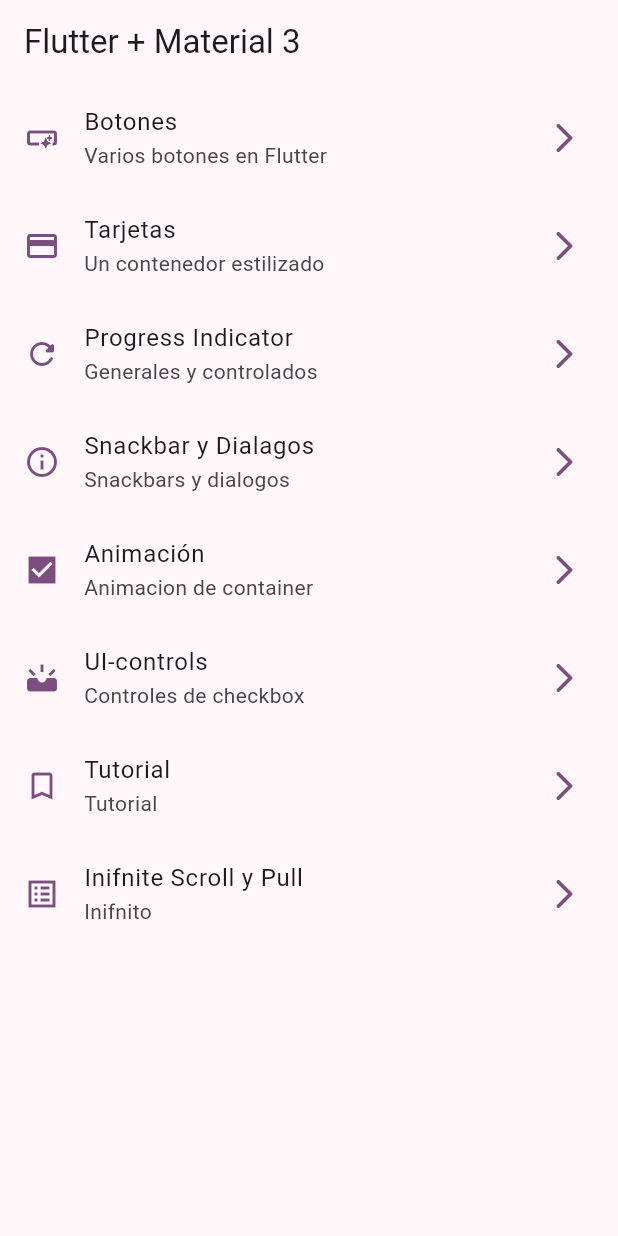
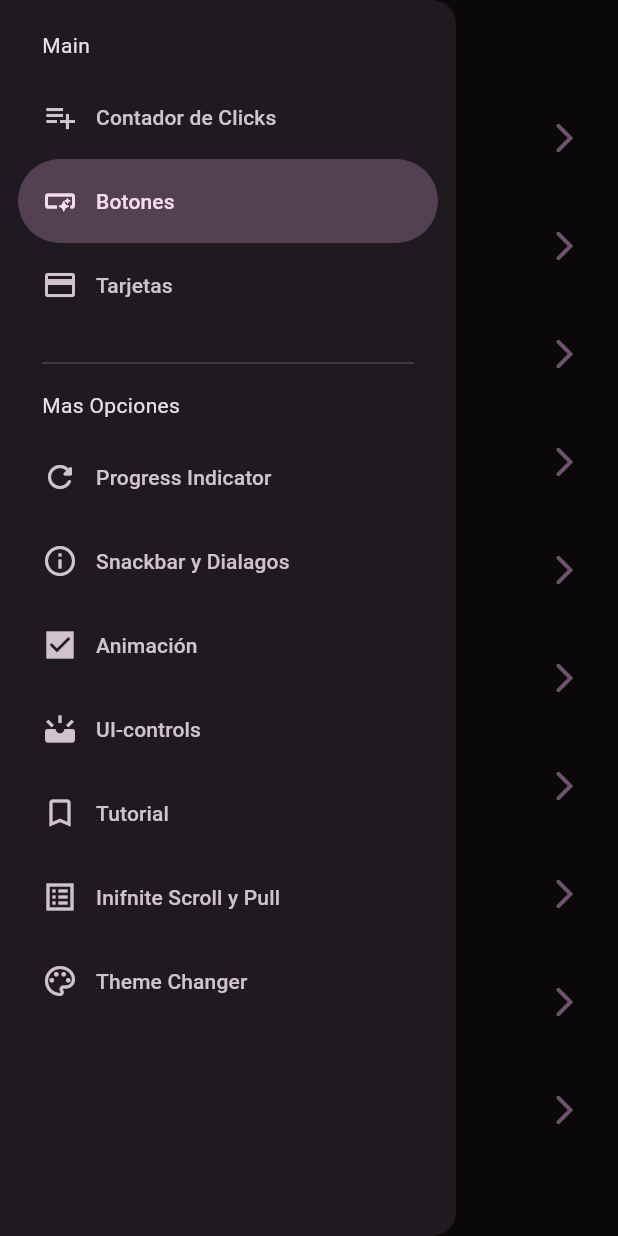
Before and after one commit to darioarellanocardenas/widgetsapp, a Flutter app: the screen it shows after launch, with the side drawer open (before the commit the screen has no drawer), on a phone screen of 412 x 824 dp. Run offline on Flutter 3.47's test engine with Material 2 defaults, Android fonts, the phone set to English and light mode, and no system bars; our stand-ins replace animate_do, flutter_riverpod, go_router.

Commit message:
antes de state notifier

```diff
--- a/lib/config/menu/menu_items.dart
+++ b/lib/config/menu/menu_items.dart
@@ -14,6 +14,11 @@ class MenuItem {
 }
 
 const appMenuItems = <MenuItem>[
+  MenuItem(
+      title: 'Contador de Clicks',
+      subTitle: 'Contador',
+      link: '/counter',
+      icon: Icons.playlist_add),
   MenuItem(
       title: 'Botones',
       subTitle: 'Varios botones en Flutter',
@@ -54,4 +59,9 @@ const appMenuItems = <MenuItem>[
       subTitle: 'Inifnito',
       link: '/infinite',
       icon: Icons.list_alt_sharp),
+  MenuItem(
+      title: 'Theme Changer',
+      subTitle: 'Selecciona el tema',
+      link: '/theme-changer',
+      icon: Icons.color_lens_outlined),
 ];
--- a/lib/config/router/app_router.dart
+++ b/lib/config/router/app_router.dart
@@ -50,5 +50,15 @@ final appRouter = GoRouter(
       name: InfiniteScrollScreen.name,
       builder: (context, state) => InfiniteScrollScreen(),
     ),
+    GoRoute(
+      path: '/counter',
+      name: CounterScreen.name,
+      builder: (context, state) => CounterScreen(),
+    ),
+    GoRoute(
+      path: '/theme-changer',
+      name: ThemeChangerScreen.name,
+      builder: (context, state) => ThemeChangerScreen(),
+    ),
   ],
 );
--- a/lib/config/theme/app_theme.dart
+++ b/lib/config/theme/app_theme.dart
@@ -5,19 +5,27 @@ const colorList = <Color>[
   Colors.blue,
   Colors.orange,
   Colors.pink,
-  Colors.teal
+  Colors.teal,
+  Colors.deepOrange,
+  Colors.red,
+  Colors.pinkAccent,
+  Colors.indigo,
+  Colors.lime,
+  Colors.yellow
 ];
 
 class AppTheme {
   final int selectedColor;
+  final bool isDarkMode;
 
-  AppTheme({this.selectedColor = 0})
+  AppTheme({this.selectedColor = 0, this.isDarkMode = false})
       : assert(selectedColor >= 0, 'Selected color must be greater than 0'),
         assert(selectedColor < colorList.length,
             'Selected color must be less o equal than ${colorList.length}');
 
   ThemeData getTheme() => ThemeData(
       useMaterial3: true,
+      brightness: isDarkMode ? Brightness.dark : Brightness.light,
       colorSchemeSeed: colorList[selectedColor],
       appBarTheme: AppBarTheme(
         centerTitle: false,
--- a/lib/main.dart
+++ b/lib/main.dart
@@ -1,21 +1,26 @@
 import 'package:flutter/material.dart';
+import 'package:flutter_riverpod/flutter_riverpod.dart';
 import 'package:widgetsapp/config/router/app_router.dart';
 import 'package:widgetsapp/config/theme/app_theme.dart';
+import 'package:widgetsapp/presentation/providers/theme_provider.dart';
 
 void main() {
-  runApp(const MainApp());
+  runApp(const ProviderScope(child: MainApp()));
 }
 
-class MainApp extends StatelessWidget {
+class MainApp extends ConsumerWidget {
   const MainApp({super.key});
 
   @override
-  Widget build(BuildContext context) {
+  Widget build(BuildContext context, WidgetRef ref) {
+    final bool isDarkMode = ref.watch(isDarkProvider);
+    final int colorSelected = ref.watch(selectedColorProvider);
     return MaterialApp.router(
       title: 'Flutter Widgets',
       routerConfig: appRouter,
       debugShowCheckedModeBanner: false,
-      theme: AppTheme(selectedColor: 0).getTheme(),
+      theme: AppTheme(selectedColor: colorSelected, isDarkMode: isDarkMode)
+          .getTheme(),
     );
   }
 }
--- /dev/null
+++ b/lib/presentation/providers/counter_provider.dart
@@ -0,0 +1,3 @@
+import 'package:flutter_riverpod/flutter_riverpod.dart';
+
+final counterProvider = StateProvider((ref) => 5);
--- /dev/null
+++ b/lib/presentation/providers/theme_provider.dart
@@ -0,0 +1,8 @@
+import 'package:flutter_riverpod/flutter_riverpod.dart';
+import 'package:widgetsapp/config/theme/app_theme.dart';
+
+final isDarkProvider = StateProvider<bool>((ref) => true);
+
+final colorListProvider = Provider((ref) => colorList);
+
+final selectedColorProvider = StateProvider<int>((ref) => 0);
--- a/lib/presentation/screens/home/home_screen.dart
+++ b/lib/presentation/screens/home/home_screen.dart
@@ -1,6 +1,7 @@
 import 'package:flutter/material.dart';
 import 'package:go_router/go_router.dart';
 import 'package:widgetsapp/config/menu/menu_items.dart';
+import 'package:widgetsapp/presentation/widgets/side_menu.dart';
 
 class HomeScreen extends StatelessWidget {
   static const String name = "home_screen";
@@ -8,11 +9,14 @@ class HomeScreen extends StatelessWidget {
 
   @override
   Widget build(BuildContext context) {
+    final scaffoldKey = GlobalKey<ScaffoldState>();
     return Scaffold(
+      key: scaffoldKey,
       appBar: AppBar(
         title: const Text('Flutter + Material 3'),
       ),
       body: const _HomeView(),
+      drawer: SideMenu(scaffoldKey: scaffoldKey),
     );
   }
 }
--- a/lib/presentation/screens/screens.dart
+++ b/lib/presentation/screens/screens.dart
@@ -2,8 +2,10 @@ export 'package:widgetsapp/presentation/screens/animated/animated_screen.dart';
 export 'package:widgetsapp/presentation/screens/app_tutorial/app_tutorial_screen.dart';
 export 'package:widgetsapp/presentation/screens/buttons/buttons_screen.dart';
 export 'package:widgetsapp/presentation/screens/cards/cards_screen.dart';
+export 'package:widgetsapp/presentation/screens/counter/counter_screen.dart';
 export 'package:widgetsapp/presentation/screens/home/home_screen.dart';
 export 'package:widgetsapp/presentation/screens/infinite_scroll/infinite_scroll_screen.dart';
 export 'package:widgetsapp/presentation/screens/progress/progress_screen.dart';
 export 'package:widgetsapp/presentation/screens/snackbar/snackbar_screen.dart';
+export 'package:widgetsapp/presentation/screens/theme_changer/theme_changer_screen.dart';
 export 'package:widgetsapp/presentation/screens/ui_controls/ui_controls_screen.dart';
--- /dev/null
+++ b/lib/presentation/widgets/side_menu.dart
@@ -0,0 +1,60 @@
+import 'package:flutter/material.dart';
+import 'package:go_router/go_router.dart';
+import 'package:widgetsapp/config/menu/menu_items.dart';
+
+class SideMenu extends StatefulWidget {
+  final GlobalKey<ScaffoldState> scaffoldKey;
+
+  const SideMenu({super.key, required this.scaffoldKey});
+
+  @override
+  State<SideMenu> createState() => _SideMenuState();
+}
+
+class _SideMenuState extends State<SideMenu> {
+  int navDrawerIndex = 1;
+
+  @override
+  Widget build(BuildContext context) {
+    final hasNotch = MediaQuery.of(context).viewPadding.top > 35;
+
+    return NavigationDrawer(
+      selectedIndex: navDrawerIndex,
+      onDestinationSelected: (value) {
+        setState(() {
+          navDrawerIndex = value;
+        });
+
+        final menuItem = appMenuItems[value];
+        context.push(menuItem.link);
+        widget.scaffoldKey.currentState?.closeDrawer();
+      },
+      children: [
+        Padding(
+          padding: EdgeInsets.fromLTRB(28, hasNotch ? 0 : 20, 16, 10),
+          child: const Text('Main'),
+        ),
+        ...appMenuItems.sublist(0, 3).map(
+              (menu) => NavigationDrawerDestination(
+                icon: Icon(menu.icon),
+                label: Text(menu.title),
+              ),
+            ),
+        const Padding(
+          padding: EdgeInsets.fromLTRB(28, 16, 28, 10),
+          child: Divider(),
+        ),
+        const Padding(
+          padding: EdgeInsets.fromLTRB(28, 0, 16, 10),
+          child: Text('Mas Opciones'),
+        ),
+        ...appMenuItems.sublist(3).map(
+              (menu) => NavigationDrawerDestination(
+                icon: Icon(menu.icon),
+                label: Text(menu.title),
+              ),
+            ),
+      ],
+    );
+  }
+}
--- a/pubspec.yaml
+++ b/pubspec.yaml
@@ -10,6 +10,7 @@ dependencies:
   animate_do: ^3.0.2
   flutter:
     sdk: flutter
+  flutter_riverpod: ^2.3.6
   go_router: ^8.0.5
 
 dev_dependencies:
```
Also changed, not shown: lib/presentation/screens/counter/counter_screen.dart (added, +42 -0 lines), lib/presentation/screens/theme_changer/theme_changer_screen.dart (added, +62 -0 lines), pubspec.lock.
